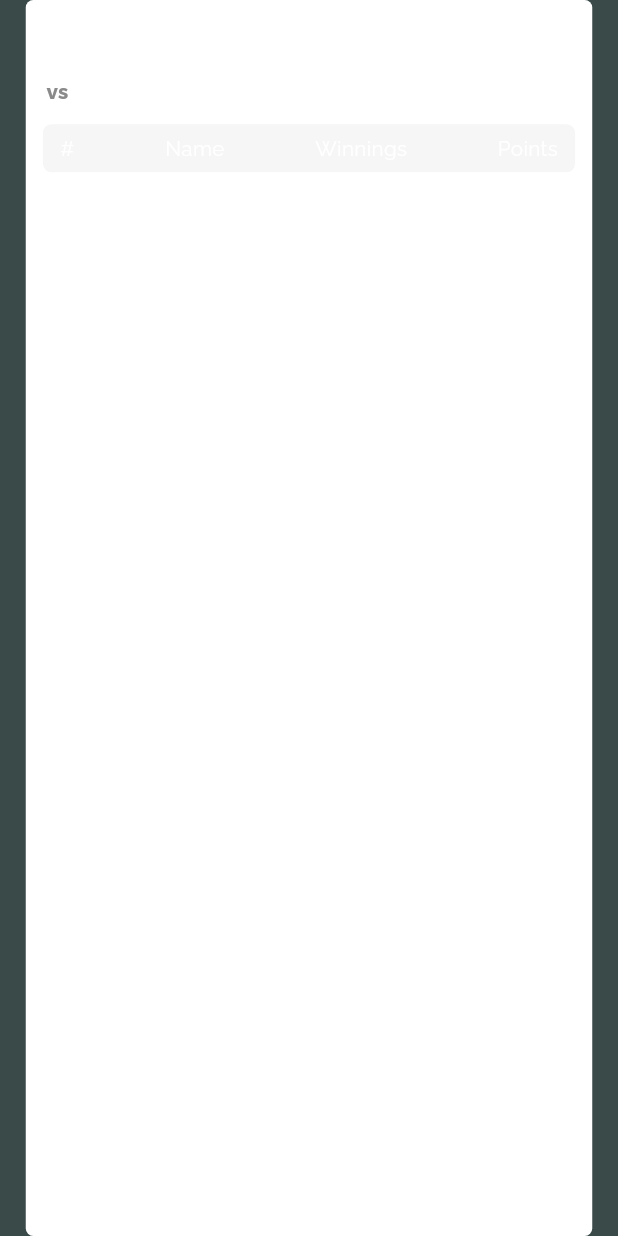
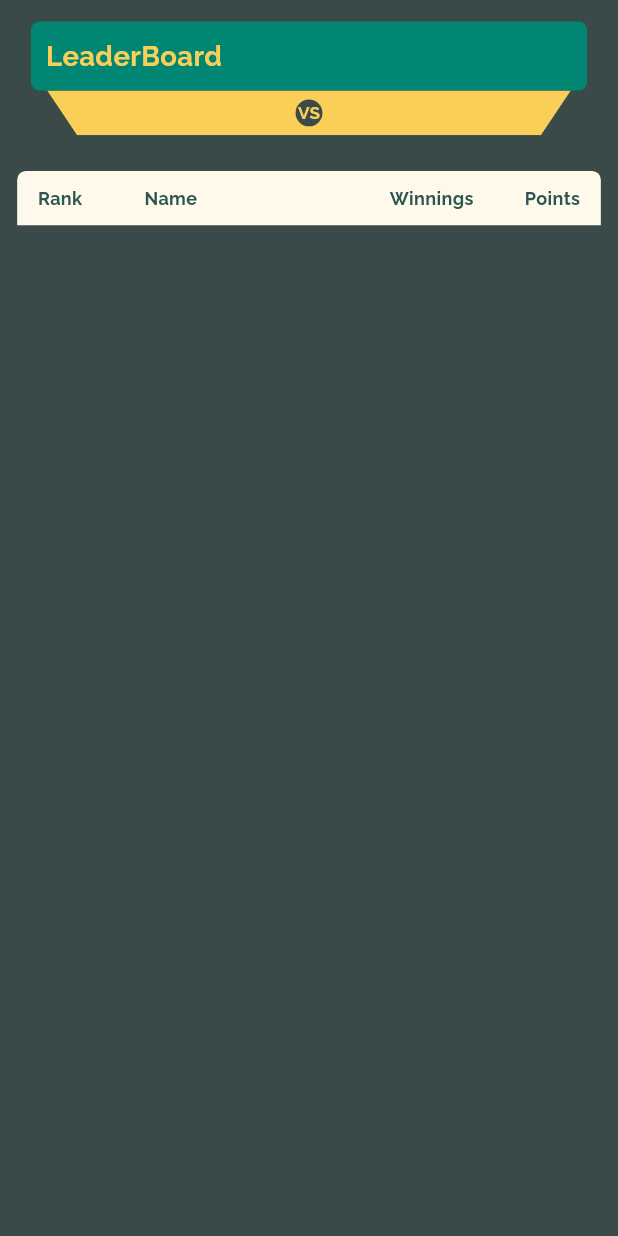
Before and after one commit to JZtechDev/fmlfantasy, a Flutter app: the LeaderBoardTable widget shown alone on an empty page, opened directly with empty values, on a phone screen of 412 x 824 dp. Run offline on Flutter 3.47's test engine with Material 3 defaults, Android fonts, the phone set to English and light mode, and no system bars; our stand-ins replace animate_do, country_picker, dio, dropdown_button2, easy_stepper, fl_chart and 20 more; missing offline and left inert: carousel_slider_plus, clipboard, flutter_idensic_mobile_sdk_plugin, local_session_timeout; accounts and stored records are empty; network calls fail; project files that could hold a hidden picture were left out.

Commit message:
Leaderboard Completed

```diff
--- a/lib/ui/views/monthly_leaderboard_inner/monthly_inner_leaderboard.dart
+++ b/lib/ui/views/monthly_leaderboard_inner/monthly_inner_leaderboard.dart
@@ -45,6 +45,8 @@ class MonthlyInnerLeaderboard
                     data.awayScore!,
                     sports),
                 CarouselSliderTopPlayerToggle(data.topPlayers!),
+                LeaderBoardTable(data.rankings!, data.homeImageUrl!, data.home!,
+                    data.awayImageUrl!, data.away!, sports),
               ],
             ),
           ),
--- a/lib/ui/views/monthly_leaderboard_inner/widget/leaderboard_table.dart
+++ b/lib/ui/views/monthly_leaderboard_inner/widget/leaderboard_table.dart
@@ -1,9 +1,8 @@
 import 'package:fmlfantasy/app/textstyles/textstyle.dart';
 import 'package:fmlfantasy/core/imports/imports.dart';
 import 'package:fmlfantasy/model/monthly_leader_model.dart';
+import 'package:fmlfantasy/ui/components/trapezoid.dart';
 import 'package:fmlfantasy/ui/views/monthly_leaderboard_inner/controller/monthly_inner_leaderboard_controller.dart';
-import 'package:flutter_svg/svg.dart';
-import '../../../../app/app_images/app_images.dart';
 
 class LeaderBoardTable extends GetView<MonthlyInnerLeaderboardController> {
   final List<Rankings> rankings;
@@ -13,9 +12,15 @@ class LeaderBoardTable extends GetView<MonthlyInnerLeaderboardController> {
   final String away;
   final String sports;
 
-  const LeaderBoardTable(this.rankings, this.homeImageUrl, this.home,
-      this.awayImageUrl, this.away, this.sports,
-      {super.key});
+  const LeaderBoardTable(
+    this.rankings,
+    this.homeImageUrl,
+    this.home,
+    this.awayImageUrl,
+    this.away,
+    this.sports, {
+    super.key,
+  });
 
   @override
   Widget build(BuildContext context) {
@@ -23,254 +28,287 @@ class LeaderBoardTable extends GetView<MonthlyInnerLeaderboardController> {
     return LayoutBuilder(
       builder: (BuildContext context, BoxConstraints constraints) {
         double maxWidth = constraints.maxWidth;
+        final textScaler = MediaQuery.of(context).textScaler;
 
         return Padding(
-        padding: EdgeInsets.only(left: 15.w, right: 15.w),
+          padding: EdgeInsets.symmetric(horizontal: 8.w),
           child: Container(
-          padding:
-              EdgeInsets.only(left: 10.w, right: 10.w, top: 10.h, bottom: 2.h),
+            padding: EdgeInsets.symmetric(horizontal: 2.w, vertical: 12.h),
             decoration: BoxDecoration(
-              borderRadius: BorderRadius.circular(5), color: AppColors.white),
+              borderRadius: BorderRadius.circular(8.r),
+              color: AppColors.backgroud,
+            ),
             child: Column(
               children: [
-              Padding(
-                padding: EdgeInsets.only(right: 10.w),
+                Container(
+                  width: Get.width * 0.9,
+                  padding: const EdgeInsets.all(10),
+                  decoration: BoxDecoration(
+                    borderRadius: BorderRadius.circular(5.r),
+                    color: AppColors.primary,
+                  ),
+                  child: Text(
+                    'LeaderBoard',
+                    style: globalTextStyle(
+                        fontSize: 16.sp,
+                        color: AppColors.secondary,
+                        fontWeight: FontWeight.w700),
+                  ),
+                ),
+                SizedBox(
+                  width: Get.width,
+                  child: ClipPath(
+                    clipper: TrapezoidClipper(),
+                    child: Container(
+                        width: Get.width,
+                        height: 25.h,
+                        color: AppColors.secondary,
+                        padding: EdgeInsets.only(
+                            left: 35.w, right: 35.w, top: 5.h, bottom: 5.h),
                         child: Row(
                           mainAxisAlignment: MainAxisAlignment.spaceBetween,
-                  crossAxisAlignment: CrossAxisAlignment.end,
                           children: [
                             Text(
-                      "leaderBoard".tr,
+                              home,
                               style: globalTextStyle(
-                          fontSize: maxWidth > 600 ? 20.sp : 24.sp,
+                                  fontSize: 12.sp,
+                                  color: AppColors.darkGreen,
                                   fontWeight: FontWeight.w600),
                             ),
-                    horizontalSpace(10.w),
-                    SvgPicture.asset(
-                      AppImages.leaderboard,
-                      height: 21.h,
-                      width: 21.w,
+                            Container(
+                              alignment: Alignment.center,
+                              height: 25.h,
+                              width: 25.w,
+                              decoration: const BoxDecoration(
+                                color: AppColors.backgroud,
+                                shape: BoxShape.circle,
+                              ),
+                              child: Text(
+                                'VS',
+                                style: globalTextStyle(
+                                    fontSize: 10.sp,
+                                    color: AppColors.secondary,
+                                    fontWeight: FontWeight.w700),
+                              ),
+                            ),
+                            Text(
+                              home,
+                              style: globalTextStyle(
+                                  fontSize: 12.sp,
+                                  color: AppColors.darkGreen,
+                                  fontWeight: FontWeight.w600),
+                            )
+                          ],
+                        )),
+                  ),
+                ),
+                verticalSpace(20.h),
+                Container(
+                  decoration: BoxDecoration(
+                    borderRadius: BorderRadius.only(
+                      topLeft: Radius.circular(5.r),
+                      topRight: Radius.circular(5.r),
+                    ),
+                    color: AppColors.customWhite,
+                  ),
+                  padding:
+                      EdgeInsets.symmetric(vertical: 8.h, horizontal: 12.w),
+                  child: Row(
+                    mainAxisAlignment: MainAxisAlignment.spaceBetween,
+                    children: [
+                      Expanded(
+                        flex: 5,
+                        child: Row(
+                          children: [
+                            SizedBox(
+                              width: maxWidth * 0.15,
+                              child: Text(
+                                'Rank',
+                                style: globalTextStyle(
+                                  fontSize: textScaler
+                                      .scale(maxWidth > 600 ? 10 : 12),
+                                  fontWeight: FontWeight.w700,
+                                  color: AppColors.primaryVeryDark,
+                                ),
+                              ),
+                            ),
+                            SizedBox(width: 8.w),
+                            Expanded(
+                              child: Text(
+                                'name'.tr,
+                                style: globalTextStyle(
+                                  fontSize: textScaler
+                                      .scale(maxWidth > 600 ? 10 : 12),
+                                  fontWeight: FontWeight.w700,
+                                  color: AppColors.primaryVeryDark,
+                                ),
+                                overflow: TextOverflow.ellipsis,
+                              ),
                             ),
                           ],
                         ),
                       ),
-              Row(
+                      Expanded(
+                        flex: 4,
+                        child: Row(
+                          mainAxisAlignment: MainAxisAlignment.end,
                           children: [
-                  Text(
-                    home,
-                    style: globalTextStyle2(
-                        fontSize: maxWidth > 600 ? 10.sp : 12.sp,
-                        color: AppColors.textGray),
+                            Expanded(
+                              child: Text(
+                                'winnings'.tr,
+                                style: globalTextStyle(
+                                  fontSize: textScaler
+                                      .scale(maxWidth > 600 ? 10 : 12),
+                                  fontWeight: FontWeight.w700,
+                                  color: AppColors.primaryVeryDark,
                                 ),
-                  horizontalSpace(2.w),
-                  Text(
-                    "vs",
-                    style: globalTextStyle2(
-                        fontSize: maxWidth > 600 ? 10.sp : 12.sp,
-                        color: AppColors.textGray),
+                                textAlign: TextAlign.right,
+                                overflow: TextOverflow.ellipsis,
                               ),
-                  horizontalSpace(2.w),
-                  Text(
-                    away,
-                    style: globalTextStyle2(
-                        fontSize: maxWidth > 600 ? 10.sp : 12.sp,
-                        color: AppColors.textGray),
+                            ),
+                            SizedBox(width: 8.w),
+                            SizedBox(
+                              width: maxWidth * 0.15,
+                              child: Text(
+                                'points'.tr,
+                                style: globalTextStyle(
+                                  fontSize: textScaler
+                                      .scale(maxWidth > 600 ? 10 : 12),
+                                  fontWeight: FontWeight.w700,
+                                  color: AppColors.primaryVeryDark,
+                                ),
+                                textAlign: TextAlign.right,
+                              ),
                             ),
                           ],
                         ),
-              verticalSpace(10.h),
-              Container(
-                decoration: BoxDecoration(
-                  borderRadius: BorderRadius.circular(5.r),
-                  color: AppColors.grey,
                       ),
-                padding: EdgeInsets.only(
-                    top: 5.h, bottom: 5.h, left: 10.w, right: 10.w),
-                child: Row(
-                  mainAxisAlignment: MainAxisAlignment.spaceBetween,
-                  children: [
-                    Text(
-                      '#',
-                      style: globalTextStyle(
-                          fontSize: maxWidth > 600 ? 10.sp : 12.sp,
-                          fontWeight: FontWeight.w400),
-                    ),
-                    Text(
-                      'name'.tr,
-                      style: globalTextStyle(
-                          fontSize: maxWidth > 600 ? 10.sp : 12.sp,
-                          fontWeight: FontWeight.w400),
-                    ),
-                    Text(
-                      'winnings'.tr,
-                      style: globalTextStyle(
-                          fontSize: maxWidth > 600 ? 10.sp : 12.sp,
-                          fontWeight: FontWeight.w400),
-                    ),
-                    Text(
-                      'points'.tr,
-                      style: globalTextStyle(
-                          fontSize: maxWidth > 600 ? 10.sp : 12.sp,
-                          fontWeight: FontWeight.w400),
-                    )
                     ],
                   ),
                 ),
                 ListView.builder(
                   physics: const NeverScrollableScrollPhysics(),
                   shrinkWrap: true,
-                  scrollDirection: Axis.vertical,
                   itemCount: rankings.length,
                   itemBuilder: (context, index) {
                     return Obx(() {
                       RxList sortedRankings = List.from(rankings).obs;
                       sortedRankings.sort((a, b) {
-                        if (a.userId == controller.userId.value) {
-                          return -1;
-                        }
-                        if (b.userId == controller.userId.value) {
-                          return 1;
-                        }
+                        if (a.userId == controller.userId.value) return -1;
+                        if (b.userId == controller.userId.value) return 1;
                         return a.rank.compareTo(b.rank);
                       });
                       final playerRanks = sortedRankings[index];
 
-                      return Column(
+                      final color = index % 2 == 0
+                          ? AppColors.primary
+                          : const Color.fromRGBO(18, 96, 85, 1);
+
+                      return Container(
+                        padding: EdgeInsets.symmetric(
+                            horizontal: 12.w, vertical: 10.h),
+                        decoration: BoxDecoration(
+                          color: playerRanks.userId == controller.userId.value
+                              ? AppColors.darkGreen
+                              : color,
+                        ),
+                        child: Row(
+                          mainAxisAlignment: MainAxisAlignment.spaceBetween,
                           children: [
-                          Obx(
-                            () => Container(
-                              padding: EdgeInsets.only(
-                                left: 10.w,
-                                right: 10.w,
-                                top: 10.h,
-                                bottom: 10.h,
-                              ),
-                              decoration: BoxDecoration(
-                                  borderRadius: BorderRadius.circular(5),
-                                  color: playerRanks.userId ==
-                                          controller.userId.value
-                                      ? AppColors.primary
-                                      : AppColors.white),
-                              child: Column(
+                            Expanded(
+                              flex: 5,
+                              child: Row(
                                 children: [
-                                  Row(
-                                    children: [
-                                      Text(
+                                  SizedBox(
+                                    width: maxWidth * 0.15,
+                                    child: Text(
                                       playerRanks.rank
                                           .toString()
                                           .padLeft(2, '0'),
                                       style: globalTextStyle(
-                                            fontSize:
-                                                maxWidth > 600 ? 10.sp : 12.sp,
-                                            fontWeight: FontWeight.w600,
+                                        fontSize: textScaler
+                                            .scale(maxWidth > 600 ? 10 : 12),
+                                        fontWeight: FontWeight.w700,
                                         color: playerRanks.userId ==
                                                 controller.userId.value
                                             ? AppColors.white
-                                                : AppColors.dark),
-                                      ),
-                                      horizontalSpace(14.w),
-                                      Container(
-                                        decoration: const BoxDecoration(
-                                          shape: BoxShape.circle,
-                                          gradient: RadialGradient(
-                                            colors: [
-                                              Color(0xFFE0F9FF),
-                                              Color(0xFF7AE5FF),
-                                              Color(0xFF008CAD),
-                                            ],
-                                            radius: 0.85,
+                                            : AppColors.white,
                                       ),
                                     ),
-                                        child: CircleAvatar(
-                                          radius: 14
-                                              .r, // Adjust the radius as needed
-                                          backgroundImage: const AssetImage(
-                                              'assets/images/leaderoard_user.png'),
-                                          backgroundColor: Colors
-                                              .transparent, // To show the gradient background
                                   ),
+                                  SizedBox(width: 8.w),
+                                  Expanded(
+                                    child: Text(
+                                      playerRanks.name ?? '',
+                                      style: globalTextStyle(
+                                        fontSize: textScaler
+                                            .scale(maxWidth > 600 ? 10 : 12),
+                                        fontWeight: FontWeight.w700,
+                                        color: playerRanks.userId ==
+                                                controller.userId.value
+                                            ? AppColors.white
+                                            : AppColors.white,
                                       ),
-                                      SizedBox(width: 10.w),
-                                      Column(
-                                        mainAxisAlignment:
-                                            MainAxisAlignment.start,
-                                        crossAxisAlignment:
-                                            CrossAxisAlignment.start,
-                                        children: [
-                                          SizedBox(
-                                            width: Get.width * 0.3,
-                                            child: Text(
-                                              playerRanks.name!,
-                                              style: globalTextStyle(
-                                                  fontSize: maxWidth > 600
-                                                      ? 10.sp
-                                                      : 12.sp,
-                                                  fontWeight: FontWeight.w600,
-                                                  color: playerRanks.userId ==
-                                                          controller
-                                                              .userId.value
-                                                      ? AppColors.white
-                                                      : AppColors.dark),
-                                            ),
-                                          ),
-                                          SizedBox(
-                                            width: Get.width * 0.3,
-                                            child: Text(
-                                              playerRanks.name!,
-                                              style: globalTextStyle(
-                                                  fontSize: maxWidth > 600
-                                                      ? 8.sp
-                                                      : 10.sp,
-                                                  fontWeight: FontWeight.w600,
-                                                  color: playerRanks.userId ==
-                                                          controller
-                                                              .userId.value
-                                                      ? AppColors.white
-                                                      : AppColors.textGray),
+                                      overflow: TextOverflow.ellipsis,
                                     ),
                                   ),
                                 ],
                               ),
-                                      Text(
-                                        '\$${playerRanks.prizeMoney!.toStringAsFixed(0).padLeft(2, '0')}',
+                            ),
+                            Expanded(
+                              flex: 4,
+                              child: Row(
+                                mainAxisAlignment: MainAxisAlignment.end,
+                                children: [
+                                  Expanded(
+                                    child: Text(
+                                      '\$${playerRanks.prizeMoney?.toStringAsFixed(0).padLeft(2, '0') ?? '0'}',
                                       style: globalTextStyle(
-                                            fontSize:
-                                                maxWidth > 600 ? 10.sp : 12.sp,
+                                        fontSize: textScaler
+                                            .scale(maxWidth > 600 ? 10 : 12),
+                                        fontWeight: FontWeight.w700,
                                         color: playerRanks.userId ==
                                                 controller.userId.value
                                             ? AppColors.white
-                                                : AppColors.dark),
+                                            : AppColors.white,
                                       ),
-                                      const Expanded(child: SizedBox()),
-                                      Text(
-                                        '${playerRanks.fantasyPointsWeighted!.toStringAsFixed(0)} Points',
+                                      textAlign: TextAlign.center,
+                                      overflow: TextOverflow.ellipsis,
+                                    ),
+                                  ),
+                                  SizedBox(width: 10.w),
+                                  SizedBox(
+                                    width: maxWidth * 0.1,
+                                    child: Text(
+                                      playerRanks.fantasyPointsWeighted
+                                              ?.toStringAsFixed(0) ??
+                                          '0',
                                       style: globalTextStyle(
-                                            fontSize:
-                                                maxWidth > 600 ? 10.sp : 12.sp,
-                                            fontWeight: FontWeight.w600,
+                                        fontSize: textScaler
+                                            .scale(maxWidth > 600 ? 10 : 12),
+                                        fontWeight: FontWeight.w700,
                                         color: playerRanks.userId ==
                                                 controller.userId.value
                                             ? AppColors.white
-                                                : AppColors.dark),
+                                            : AppColors.white,
                                       ),
-                                    ],
+                                      textAlign: TextAlign.center,
+                                    ),
                                   ),
                                 ],
                               ),
                             ),
+                          ],
                         ),
-                          const Divider(
-                            height: 1,
-                            color: AppColors.grey,
-                          )
-                        ],
                       );
                     });
-                  }),
+                  },
+                ),
               ],
             ),
           ),
         );
-    });
+      },
+    );
   }
 }
```
Also changed, not shown: 1 other file. Lines whose indentation alone changed are shown as unchanged.
